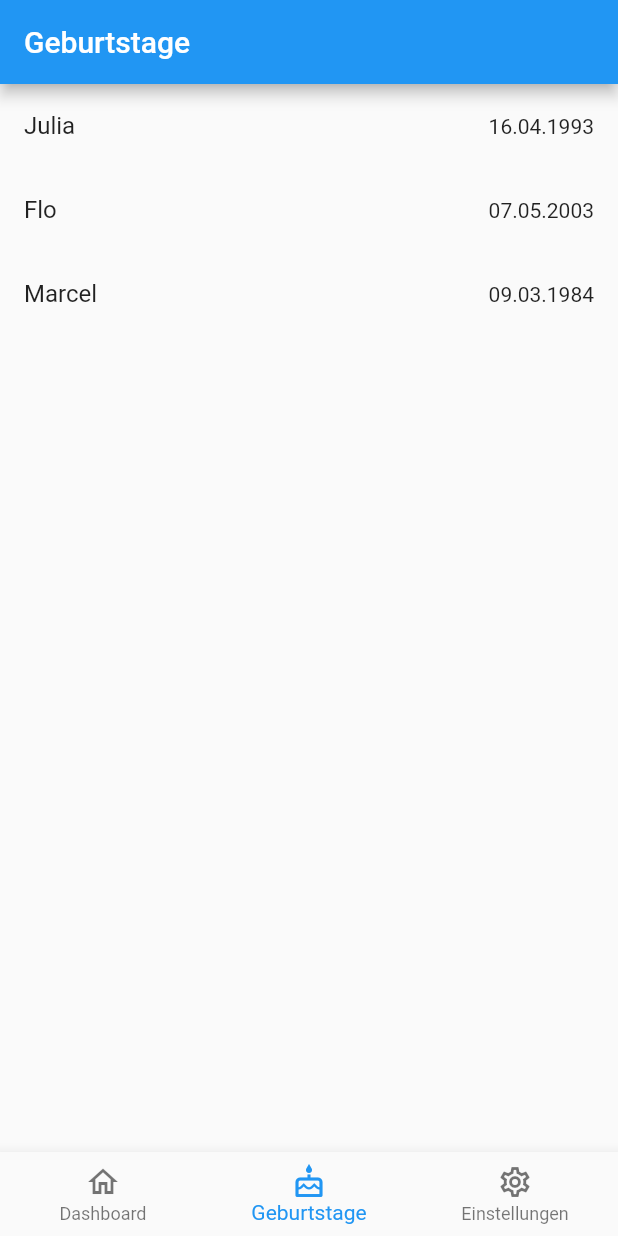
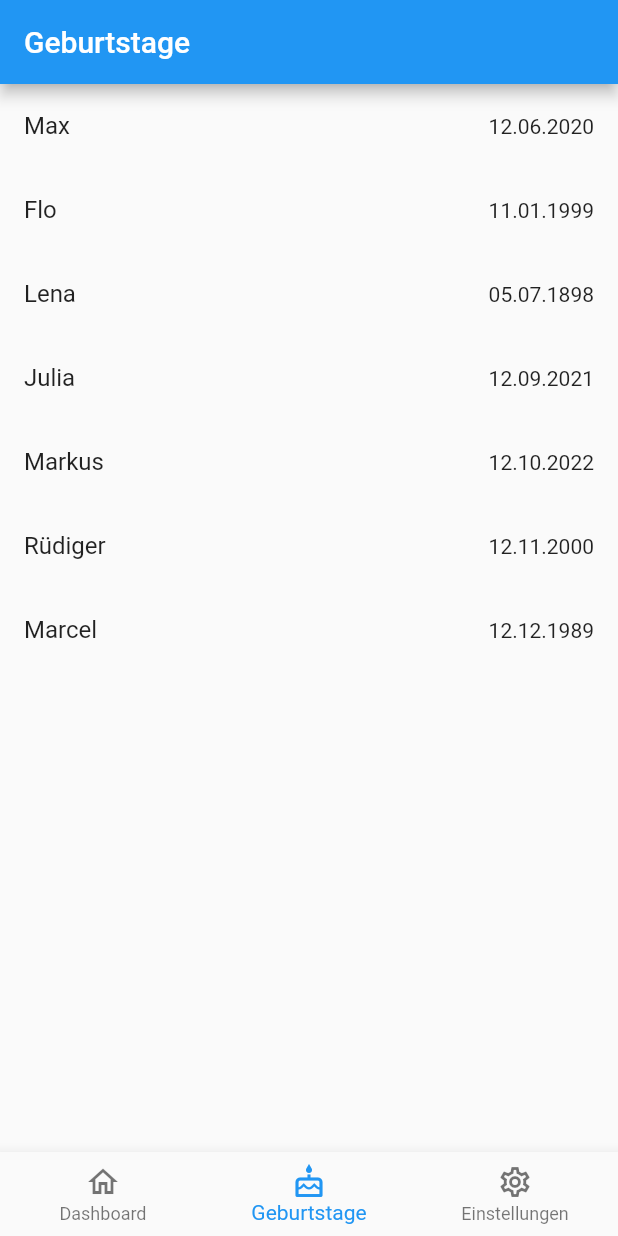
Before and after one commit to coodoo-io/geburtstags-app, a Flutter app: the screen it shows after launch, on a phone screen of 412 x 824 dp. Run offline on Flutter 3.47's test engine with Material 2 defaults, Android fonts, the phone set to English and light mode, and no system bars.

Commit message:
3. Datenmodellierung

```diff
--- a/lib/app.dart
+++ b/lib/app.dart
@@ -1,5 +1,5 @@
 import 'package:flutter/material.dart';
-import 'package:geburtstags_app/template/template.dart';
+import 'package:geburtstags_app/templates/template.dart';
 
 class App extends StatelessWidget {
   const App({Key? key}) : super(key: key);
--- /dev/null
+++ b/lib/models/birthday.dart
@@ -0,0 +1,9 @@
+class Birthday {
+  String name;
+  DateTime date;
+  String? profileImage;
+  String? notes;
+
+  Birthday(
+      {required this.name, required this.date, this.profileImage, this.notes});
+}
--- /dev/null
+++ b/lib/repositories/birthday.repo.dart
@@ -0,0 +1,31 @@
+import 'package:geburtstags_app/models/birthday.dart';
+
+class BirthdayRepo {
+  BirthdayRepo() {
+    repo.add(Birthday(date: DateTime(2020, 6, 12), name: "Max"));
+    repo.add(Birthday(date: DateTime(1999, 1, 11), name: "Flo"));
+    repo.add(Birthday(date: DateTime(1898, 7, 5), name: "Lena"));
+    repo.add(Birthday(date: DateTime(2021, 9, 12), name: "Julia"));
+    repo.add(Birthday(date: DateTime(2022, 10, 12), name: "Markus"));
+    repo.add(Birthday(date: DateTime(2000, 11, 12), name: "Rüdiger"));
+    repo.add(Birthday(date: DateTime(1989, 12, 12), name: "Marcel"));
+  }
+
+  final List<Birthday> repo = [];
+
+  List<Birthday> getBirthdays() {
+    return repo;
+  }
+
+  Birthday insert(Birthday birthday) {
+    throw UnimplementedError();
+  }
+
+  Birthday update(Birthday birthday) {
+    throw UnimplementedError();
+  }
+
+  void delete(Birthday birthday) {
+    throw UnimplementedError();
+  }
+}
--- a/lib/screens/birthdays.screen.dart
+++ b/lib/screens/birthdays.screen.dart
@@ -1,4 +1,5 @@
 import 'package:flutter/material.dart';
+import 'package:geburtstags_app/repositories/birthday.repo.dart';
 import 'package:intl/intl.dart';
 
 class BirthdaysScreen extends StatelessWidget {
@@ -6,35 +7,21 @@ class BirthdaysScreen extends StatelessWidget {
 
   @override
   Widget build(BuildContext context) {
+    final birthdays = BirthdayRepo().getBirthdays();
+
     return Scaffold(
       appBar: AppBar(title: const Text("Geburtstage")),
-      body: ListView(
-        children: [
-          ListTile(
-            title: const Text('Julia'),
+      body: ListView.builder(
+        itemCount: birthdays.length,
+        itemBuilder: (context, index) {
+          final birthday = birthdays[index];
+          return ListTile(
+            title: Text(birthday.name),
             trailing: Text(
-              DateFormat('dd.MM.yyyy').format(
-                DateTime(1993, 4, 16),
-              ),
+              DateFormat('dd.MM.yyyy').format(birthday.date),
             ),
-          ),
-          ListTile(
-            title: const Text('Flo'),
-            trailing: Text(
-              DateFormat('dd.MM.yyyy').format(
-                DateTime(2003, 5, 7),
-              ),
-            ),
-          ),
-          ListTile(
-            title: const Text('Marcel'),
-            trailing: Text(
-              DateFormat('dd.MM.yyyy').format(
-                DateTime(1984, 3, 9),
-              ),
-            ),
-          ),
-        ],
+          );
+        },
       ),
     );
   }
```
Also changed, not shown: lib/templates/template.dart (renamed from lib/template/template.dart).
